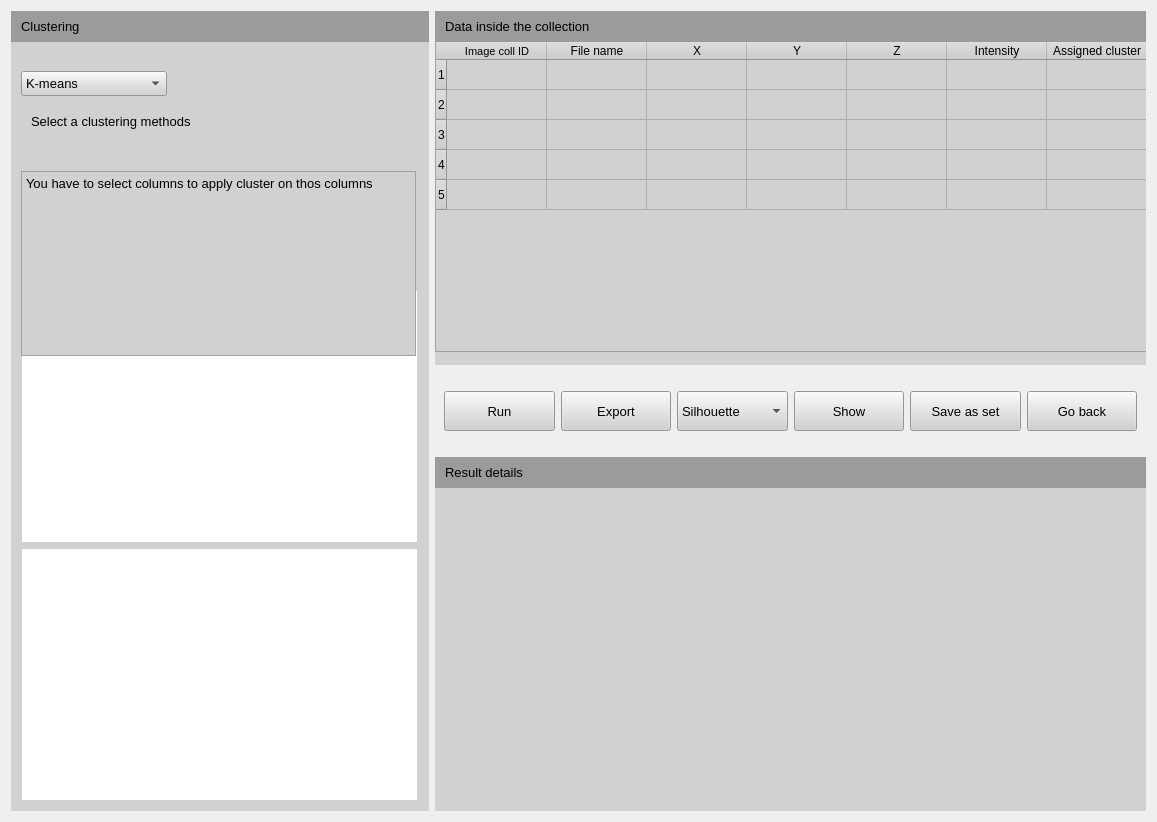
The window that UI_builder/Clustering.ui (Brain-Mapper/BrainMapperV2) describes before a commit, drawn with Qt 5.
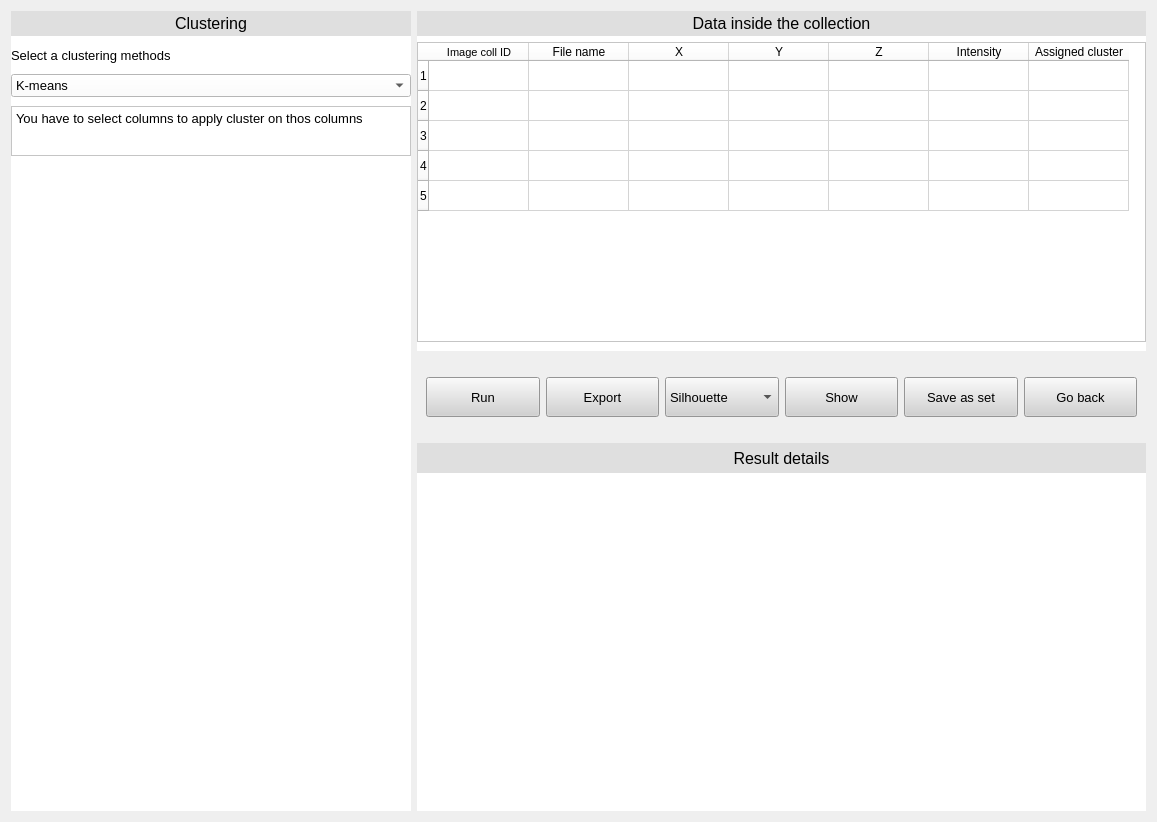
The same window after the commit.

Diff of the .ui file:
```diff
--- a/UI_builder/Clustering.ui
+++ b/UI_builder/Clustering.ui
@@ -22,17 +22,58 @@
        <height>311</height>
       </size>
      </property>
+     <property name="maximumSize">
+      <size>
+       <width>16777215</width>
+       <height>340</height>
+      </size>
+     </property>
      <property name="styleSheet">
-      <string notr="true">background-color: rgb(209, 209, 209);</string>
+      <string notr="true">background-color: rgb(255, 255, 255);</string>
      </property>
+     <layout class="QVBoxLayout" name="verticalLayout_2">
+      <property name="leftMargin">
+       <number>0</number>
+      </property>
+      <property name="topMargin">
+       <number>0</number>
+      </property>
+      <property name="rightMargin">
+       <number>0</number>
+      </property>
+      <item>
+       <widget class="QLabel" name="label_3">
+        <property name="maximumSize">
+         <size>
+          <width>16777215</width>
+          <height>40</height>
+         </size>
+        </property>
+        <property name="font">
+         <font>
+          <pointsize>12</pointsize>
+          <weight>50</weight>
+          <bold>false</bold>
+         </font>
+        </property>
+        <property name="styleSheet">
+         <string notr="true">background-color: rgb(223, 223, 223);</string>
+        </property>
+        <property name="text">
+         <string>Data inside the collection</string>
+        </property>
+        <property name="alignment">
+         <set>Qt::AlignCenter</set>
+        </property>
+       </widget>
+      </item>
+      <item>
      <widget class="QTableWidget" name="tableWidget">
-      <property name="geometry">
-       <rect>
-        <x>0</x>
-        <y>30</y>
-        <width>721</width>
-        <height>311</height>
-       </rect>
+        <property name="maximumSize">
+         <size>
+          <width>16777215</width>
+          <height>300</height>
+         </size>
       </property>
       <property name="layoutDirection">
        <enum>Qt::LeftToRight</enum>
@@ -120,55 +161,85 @@
        </property>
       </column>
      </widget>
-     <widget class="QWidget" name="widget_8" native="true">
-      <property name="geometry">
-       <rect>
-        <x>0</x>
-        <y>0</y>
-        <width>711</width>
-        <height>31</height>
-       </rect>
-      </property>
-      <property name="styleSheet">
-       <string notr="true">background-color: rgb(155, 155, 155);</string>
-      </property>
-      <widget class="QLabel" name="label_3">
-       <property name="geometry">
-        <rect>
-         <x>10</x>
-         <y>0</y>
-         <width>201</width>
-         <height>31</height>
-        </rect>
-       </property>
-       <property name="font">
-        <font>
-         <pointsize>10</pointsize>
-        </font>
-       </property>
-       <property name="text">
-        <string>Data inside the collection</string>
-       </property>
-      </widget>
-     </widget>
-     <zorder>tableWidget</zorder>
-     <zorder>widget</zorder>
-     <zorder>widget_8</zorder>
+      </item>
+     </layout>
     </widget>
    </item>
    <item row="0" column="0" rowspan="3">
     <widget class="QWidget" name="widget" native="true">
+     <property name="minimumSize">
+      <size>
+       <width>400</width>
+       <height>0</height>
+      </size>
+     </property>
+     <property name="maximumSize">
+      <size>
+       <width>400</width>
+       <height>16777215</height>
+      </size>
+     </property>
      <property name="styleSheet">
-      <string notr="true">background-color: rgb(209, 209, 209);</string>
+      <string notr="true">background-color: rgb(255, 255, 255);</string>
      </property>
+     <layout class="QVBoxLayout" name="verticalLayout">
+      <property name="spacing">
+       <number>9</number>
+      </property>
+      <property name="leftMargin">
+       <number>0</number>
+      </property>
+      <property name="topMargin">
+       <number>0</number>
+      </property>
+      <property name="rightMargin">
+       <number>0</number>
+      </property>
+      <property name="bottomMargin">
+       <number>9</number>
+      </property>
+      <item>
+       <widget class="QLabel" name="label_2">
+        <property name="minimumSize">
+         <size>
+          <width>0</width>
+          <height>25</height>
+         </size>
+        </property>
+        <property name="maximumSize">
+         <size>
+          <width>16777215</width>
+          <height>25</height>
+         </size>
+        </property>
+        <property name="font">
+         <font>
+          <pointsize>12</pointsize>
+          <weight>50</weight>
+          <bold>false</bold>
+         </font>
+        </property>
+        <property name="styleSheet">
+         <string notr="true">background-color: rgb(223, 223, 223);</string>
+        </property>
+        <property name="text">
+         <string>Clustering</string>
+        </property>
+        <property name="alignment">
+         <set>Qt::AlignCenter</set>
+        </property>
+        <property name="margin">
+         <number>0</number>
+        </property>
+       </widget>
+      </item>
+      <item>
      <widget class="QLabel" name="label">
-      <property name="geometry">
-       <rect>
-        <x>20</x>
-        <y>100</y>
-        <width>205</width>
-        <height>21</height>
-       </rect>
+        <property name="maximumSize">
+         <size>
+          <width>16777215</width>
+          <height>20</height>
+         </size>
       </property>
       <property name="font">
        <font>
@@ -182,74 +253,9 @@
        <enum>Qt::AutoText</enum>
       </property>
      </widget>
-     <widget class="QWidget" name="widget_5" native="true">
-      <property name="geometry">
-       <rect>
-        <x>11</x>
-        <y>280</y>
-        <width>395</width>
-        <height>251</height>
-       </rect>
-      </property>
-      <property name="minimumSize">
-       <size>
-        <width>341</width>
-        <height>251</height>
-       </size>
-      </property>
-      <property name="styleSheet">
-       <string notr="true">background-color: rgb(255, 255, 255);</string>
-      </property>
-     </widget>
-     <widget class="QWidget" name="widget_6" native="true">
-      <property name="geometry">
-       <rect>
-        <x>11</x>
-        <y>538</y>
-        <width>395</width>
-        <height>251</height>
-       </rect>
-      </property>
-      <property name="minimumSize">
-       <size>
-        <width>341</width>
-        <height>251</height>
-       </size>
-      </property>
-      <property name="styleSheet">
-       <string notr="true">background-color: rgb(255, 255, 255);</string>
-      </property>
-     </widget>
-     <widget class="QPlainTextEdit" name="plainTextEdit">
-      <property name="geometry">
-       <rect>
-        <x>10</x>
-        <y>160</y>
-        <width>395</width>
-        <height>185</height>
-       </rect>
-      </property>
-      <property name="font">
-       <font>
-        <pointsize>10</pointsize>
-       </font>
-      </property>
-      <property name="readOnly">
-       <bool>true</bool>
-      </property>
-      <property name="plainText">
-       <string>You have to select columns to apply cluster on thos columns</string>
-      </property>
-     </widget>
+      </item>
+      <item>
      <widget class="QComboBox" name="comboBox_2">
-      <property name="geometry">
-       <rect>
-        <x>10</x>
-        <y>60</y>
-        <width>146</width>
-        <height>25</height>
-       </rect>
-      </property>
       <property name="font">
        <font>
         <pointsize>10</pointsize>
@@ -276,75 +282,106 @@
        </property>
       </item>
      </widget>
-     <widget class="QWidget" name="widget_7" native="true">
-      <property name="geometry">
-       <rect>
-        <x>0</x>
-        <y>0</y>
-        <width>421</width>
-        <height>31</height>
-       </rect>
-      </property>
-      <property name="styleSheet">
-       <string notr="true">background-color: rgb(155, 155, 155);</string>
-      </property>
-      <widget class="QLabel" name="label_2">
-       <property name="geometry">
-        <rect>
-         <x>10</x>
-         <y>0</y>
-         <width>91</width>
-         <height>31</height>
-        </rect>
+      </item>
+      <item>
+       <widget class="QPlainTextEdit" name="plainTextEdit">
+        <property name="maximumSize">
+         <size>
+          <width>16777215</width>
+          <height>50</height>
+         </size>
        </property>
        <property name="font">
         <font>
          <pointsize>10</pointsize>
         </font>
        </property>
-       <property name="text">
-        <string>Clustering</string>
-       </property>
-      </widget>
-     </widget>
+        <property name="readOnly">
+         <bool>true</bool>
+        </property>
+        <property name="plainText">
+         <string>You have to select columns to apply cluster on thos columns</string>
+        </property>
+       </widget>
+      </item>
+      <item>
+       <widget class="QWidget" name="widget_5" native="true">
+        <property name="minimumSize">
+         <size>
+          <width>341</width>
+          <height>251</height>
+         </size>
+        </property>
+       </widget>
+      </item>
+      <item>
+       <widget class="QWidget" name="widget_6" native="true">
+        <property name="minimumSize">
+         <size>
+          <width>341</width>
+          <height>251</height>
+         </size>
+        </property>
+        <property name="font">
+         <font>
+          <pointsize>12</pointsize>
+          <weight>50</weight>
+          <bold>false</bold>
+         </font>
+        </property>
+        <property name="styleSheet">
+         <string notr="true">background-color: rgb(255, 255, 255);</string>
+        </property>
+       </widget>
+      </item>
+     </layout>
     </widget>
    </item>
    <item row="2" column="1">
     <widget class="QWidget" name="widget_3" native="true">
      <property name="styleSheet">
-      <string notr="true">background-color: rgb(209, 209, 209);</string>
+      <string notr="true">background-color: rgb(255, 255, 255);</string>
      </property>
-     <widget class="QWidget" name="widget_9" native="true">
-      <property name="geometry">
-       <rect>
-        <x>0</x>
-        <y>0</y>
-        <width>711</width>
-        <height>31</height>
-       </rect>
+     <layout class="QVBoxLayout" name="verticalLayout_3">
+      <property name="leftMargin">
+       <number>0</number>
       </property>
-      <property name="styleSheet">
-       <string notr="true">background-color: rgb(155, 155, 155);</string>
+      <property name="topMargin">
+       <number>0</number>
       </property>
+      <property name="rightMargin">
+       <number>0</number>
+      </property>
+      <item>
       <widget class="QLabel" name="label_4">
-       <property name="geometry">
-        <rect>
-         <x>10</x>
-         <y>0</y>
-         <width>201</width>
-         <height>31</height>
-        </rect>
+        <property name="maximumSize">
+         <size>
+          <width>16777215</width>
+          <height>30</height>
+         </size>
        </property>
        <property name="font">
         <font>
-         <pointsize>10</pointsize>
-        </font>
-       </property>
+          <pointsize>12</pointsize>
+          <weight>50</weight>
+          <bold>false</bold>
+         </font>
+        </property>
+        <property name="styleSheet">
+         <string notr="true">background-color: rgb(223, 223, 223);</string>
+        </property>
        <property name="text">
         <string>Result details</string>
        </property>
-      </widget>
-     </widget>
+        <property name="alignment">
+         <set>Qt::AlignCenter</set>
+        </property>
+       </widget>
+      </item>
+      <item>
+       <widget class="QWidget" name="widget_7" native="true"/>
+      </item>
+     </layout>
     </widget>
    </item>
    <item row="1" column="1">
```
Lines whose indentation alone changed are shown as unchanged.
